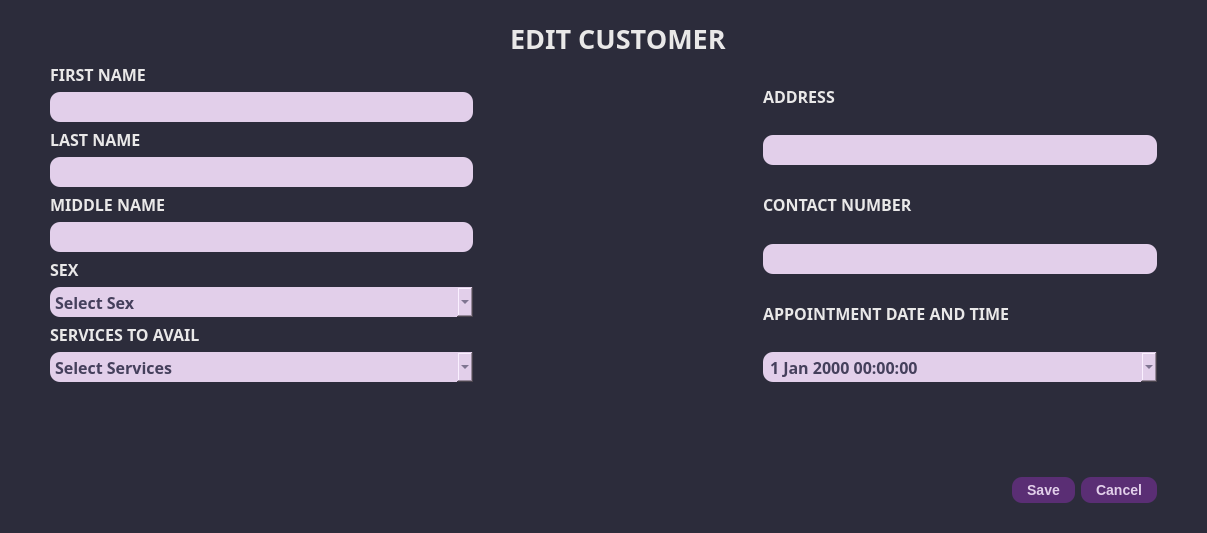
This is ui_files/edit_customer_dialog.ui in porgarmer/Jeb-s-Salon as Qt 5 draws it before an edit. The edited form follows.
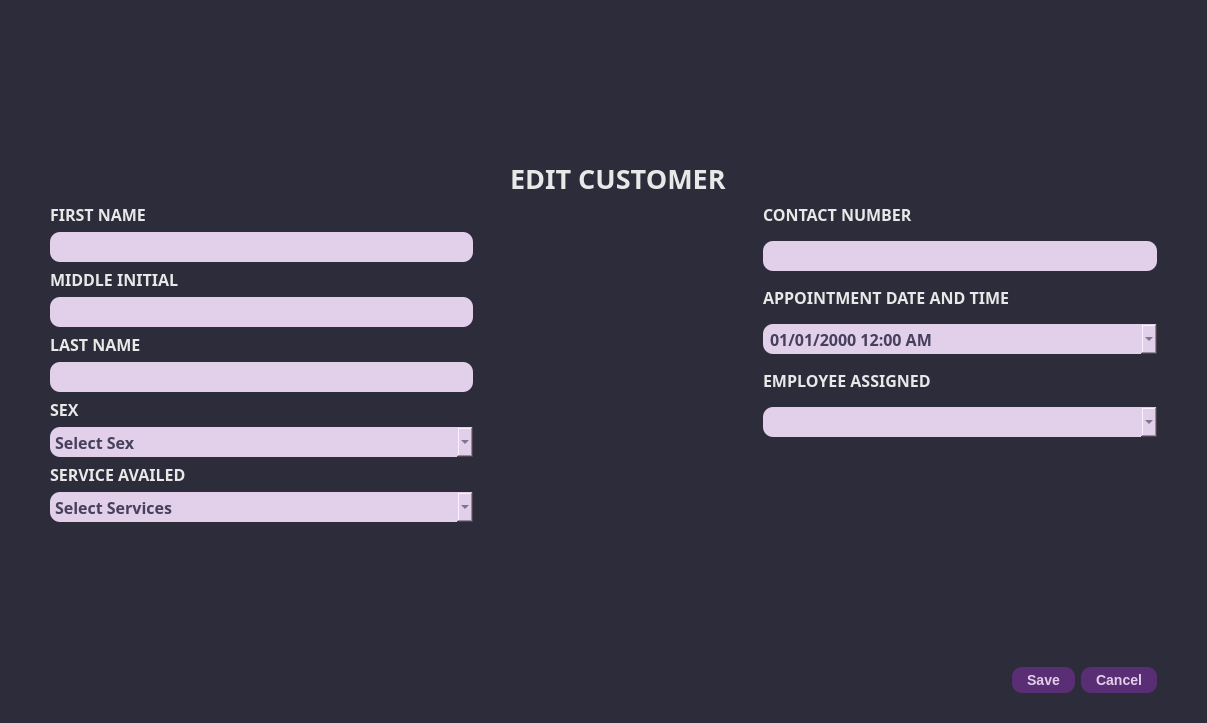
This is the edited form. Icons and pictures are not drawn.

The edit to the form file:
```diff
--- a/ui_files/edit_customer_dialog.ui
+++ b/ui_files/edit_customer_dialog.ui
@@ -10,7 +10,7 @@
     <x>0</x>
     <y>0</y>
     <width>1207</width>
-    <height>533</height>
+    <height>723</height>
    </rect>
   </property>
   <property name="minimumSize">
@@ -115,7 +115,78 @@
       <property name="bottomMargin">
        <number>30</number>
       </property>
-      <item row="0" column="0">
+      <item row="2" column="0">
+       <spacer name="verticalSpacer">
+        <property name="orientation">
+         <enum>Qt::Vertical</enum>
+        </property>
+        <property name="sizeHint" stdset="0">
+         <size>
+          <width>20</width>
+          <height>40</height>
+         </size>
+        </property>
+       </spacer>
+      </item>
+      <item row="3" column="0">
+       <layout class="QHBoxLayout" name="horizontalLayout_2">
+        <item>
+         <spacer name="horizontalSpacer_11">
+          <property name="orientation">
+           <enum>Qt::Horizontal</enum>
+          </property>
+          <property name="sizeHint" stdset="0">
+           <size>
+            <width>848</width>
+            <height>20</height>
+           </size>
+          </property>
+         </spacer>
+        </item>
+        <item>
+         <widget class="QPushButton" name="save_cus_edit_button">
+          <property name="cursor">
+           <cursorShape>PointingHandCursor</cursorShape>
+          </property>
+          <property name="text">
+           <string>Save</string>
+          </property>
+          <property name="icon">
+           <iconset>
+            <normaloff>../static/icons/save_button_light.svg</normaloff>../static/icons/save_button_light.svg</iconset>
+          </property>
+         </widget>
+        </item>
+        <item>
+         <widget class="QPushButton" name="cancel_edit_cus_button">
+          <property name="cursor">
+           <cursorShape>PointingHandCursor</cursorShape>
+          </property>
+          <property name="text">
+           <string>Cancel</string>
+          </property>
+          <property name="icon">
+           <iconset>
+            <normaloff>../static/icons/cancel_button_light.svg</normaloff>../static/icons/cancel_button_light.svg</iconset>
+          </property>
+          <property name="checkable">
+           <bool>true</bool>
+          </property>
+          <property name="checked">
+           <bool>false</bool>
+          </property>
+         </widget>
+        </item>
+        <item>
+         <layout class="QHBoxLayout" name="horizontalLayout">
+          <property name="spacing">
+           <number>0</number>
+          </property>
+         </layout>
+        </item>
+       </layout>
+      </item>
+      <item row="1" column="0">
        <layout class="QGridLayout" name="gridLayout">
         <item row="0" column="3" colspan="2">
          <spacer name="horizontalSpacer_9">
@@ -170,6 +241,38 @@
           <item>
            <layout class="QVBoxLayout" name="verticalLayout_2">
             <item>
+             <widget class="QLabel" name="label_5">
+              <property name="font">
+               <font>
+                <family>JetBrains Mono</family>
+                <pointsize>12</pointsize>
+                <bold>true</bold>
+               </font>
+              </property>
+              <property name="text">
+               <string>MIDDLE INITIAL</string>
+              </property>
+             </widget>
+            </item>
+            <item>
+             <widget class="QLineEdit" name="cus_minitial">
+              <property name="font">
+               <font>
+                <family>JetBrains Mono</family>
+                <pointsize>12</pointsize>
+                <bold>true</bold>
+               </font>
+              </property>
+              <property name="styleSheet">
+               <string notr="true"/>
+              </property>
+             </widget>
+            </item>
+           </layout>
+          </item>
+          <item>
+           <layout class="QVBoxLayout" name="verticalLayout_3">
+            <item>
              <widget class="QLabel" name="label_3">
               <property name="font">
                <font>
@@ -196,38 +299,6 @@
             </item>
            </layout>
           </item>
-          <item>
-           <layout class="QVBoxLayout" name="verticalLayout_3">
-            <item>
-             <widget class="QLabel" name="label_5">
-              <property name="font">
-               <font>
-                <family>JetBrains Mono</family>
-                <pointsize>12</pointsize>
-                <bold>true</bold>
-               </font>
-              </property>
-              <property name="text">
-               <string>MIDDLE NAME</string>
-              </property>
-             </widget>
-            </item>
-            <item>
-             <widget class="QLineEdit" name="cus_mname">
-              <property name="font">
-               <font>
-                <family>JetBrains Mono</family>
-                <pointsize>12</pointsize>
-                <bold>true</bold>
-               </font>
-              </property>
-              <property name="styleSheet">
-               <string notr="true"/>
-              </property>
-             </widget>
-            </item>
-           </layout>
-          </item>
           <item>
            <layout class="QVBoxLayout" name="verticalLayout_7">
             <item>
@@ -278,7 +349,7 @@
                </font>
               </property>
               <property name="text">
-               <string>SERVICES TO AVAIL</string>
+               <string>SERVICE AVAILED</string>
               </property>
              </widget>
             </item>
@@ -303,21 +374,6 @@
               <property name="placeholderText">
                <string>Select Services</string>
               </property>
-              <item>
-               <property name="text">
-                <string>Apple</string>
-               </property>
-              </item>
-              <item>
-               <property name="text">
-                <string>Bottom</string>
-               </property>
-              </item>
-              <item>
-               <property name="text">
-                <string>Jeans</string>
-               </property>
-              </item>
              </widget>
             </item>
            </layout>
@@ -326,40 +382,14 @@
         </item>
         <item row="1" column="4">
          <layout class="QVBoxLayout" name="verticalLayout_16">
-          <item>
-           <layout class="QVBoxLayout" name="verticalLayout_6">
-            <item>
-             <widget class="QLabel" name="label_8">
-              <property name="font">
-               <font>
-                <family>JetBrains Mono</family>
-                <pointsize>12</pointsize>
-                <bold>true</bold>
-               </font>
-              </property>
-              <property name="text">
-               <string>ADDRESS</string>
-              </property>
-             </widget>
-            </item>
-            <item>
-             <widget class="QLineEdit" name="cus_address">
-              <property name="font">
-               <font>
-                <family>JetBrains Mono</family>
-                <pointsize>12</pointsize>
-                <bold>true</bold>
-               </font>
-              </property>
-              <property name="styleSheet">
-               <string notr="true"/>
-              </property>
-             </widget>
-            </item>
-           </layout>
-          </item>
+          <property name="spacing">
+           <number>15</number>
+          </property>
           <item>
            <layout class="QVBoxLayout" name="verticalLayout_5">
+            <property name="spacing">
+             <number>15</number>
+            </property>
             <item>
              <widget class="QLabel" name="label_7">
               <property name="font">
@@ -392,6 +422,9 @@
           </item>
           <item>
            <layout class="QVBoxLayout" name="verticalLayout_4">
+            <property name="spacing">
+             <number>15</number>
+            </property>
             <item>
              <widget class="QLabel" name="label_6">
               <property name="font">
@@ -462,6 +495,9 @@
                 selection-color: white;
             }</string>
               </property>
+              <property name="displayFormat">
+               <string>MM/dd/yyyy h:mm AP</string>
+              </property>
               <property name="calendarPopup">
                <bool>true</bool>
               </property>
@@ -473,7 +509,49 @@
            </layout>
           </item>
           <item>
-           <layout class="QVBoxLayout" name="verticalLayout_10"/>
+           <layout class="QVBoxLayout" name="verticalLayout_10">
+            <property name="spacing">
+             <number>15</number>
+            </property>
+            <item>
+             <widget class="QLabel" name="label_9">
+              <property name="font">
+               <font>
+                <family>JetBrains Mono</family>
+                <pointsize>12</pointsize>
+                <bold>true</bold>
+               </font>
+              </property>
+              <property name="text">
+               <string>EMPLOYEE ASSIGNED</string>
+              </property>
+             </widget>
+            </item>
+            <item>
+             <widget class="QComboBox" name="cus_employee_assigned">
+              <property name="font">
+               <font>
+                <family>JetBrains Mono</family>
+                <pointsize>12</pointsize>
+                <bold>true</bold>
+               </font>
+              </property>
+             </widget>
+            </item>
+            <item>
+             <spacer name="verticalSpacer_3">
+              <property name="orientation">
+               <enum>Qt::Vertical</enum>
+              </property>
+              <property name="sizeHint" stdset="0">
+               <size>
+                <width>20</width>
+                <height>40</height>
+               </size>
+              </property>
+             </spacer>
+            </item>
+           </layout>
           </item>
          </layout>
         </item>
@@ -522,60 +600,8 @@
         </item>
        </layout>
       </item>
-      <item row="2" column="0">
-       <layout class="QHBoxLayout" name="horizontalLayout_2">
-        <item>
-         <spacer name="horizontalSpacer_11">
-          <property name="orientation">
-           <enum>Qt::Horizontal</enum>
-          </property>
-          <property name="sizeHint" stdset="0">
-           <size>
-            <width>848</width>
-            <height>20</height>
-           </size>
-          </property>
-         </spacer>
-        </item>
-        <item>
-         <widget class="QPushButton" name="save_cus_edit_button">
-          <property name="text">
-           <string>Save</string>
-          </property>
-          <property name="icon">
-           <iconset>
-            <normaloff>../static/icons/save_button_light.svg</normaloff>../static/icons/save_button_light.svg</iconset>
-          </property>
-         </widget>
-        </item>
-        <item>
-         <widget class="QPushButton" name="cancel_edit_cus_button">
-          <property name="text">
-           <string>Cancel</string>
-          </property>
-          <property name="icon">
-           <iconset>
-            <normaloff>../static/icons/cancel_button_light.svg</normaloff>../static/icons/cancel_button_light.svg</iconset>
-          </property>
-          <property name="checkable">
-           <bool>true</bool>
-          </property>
-          <property name="checked">
-           <bool>false</bool>
-          </property>
-         </widget>
-        </item>
-        <item>
-         <layout class="QHBoxLayout" name="horizontalLayout">
-          <property name="spacing">
-           <number>0</number>
-          </property>
-         </layout>
-        </item>
-       </layout>
-      </item>
-      <item row="1" column="0">
-       <spacer name="verticalSpacer">
+      <item row="0" column="0">
+       <spacer name="verticalSpacer_2">
         <property name="orientation">
          <enum>Qt::Vertical</enum>
         </property>
```
Left out of the diff: 2 changed lines with no effect on the pictures.
